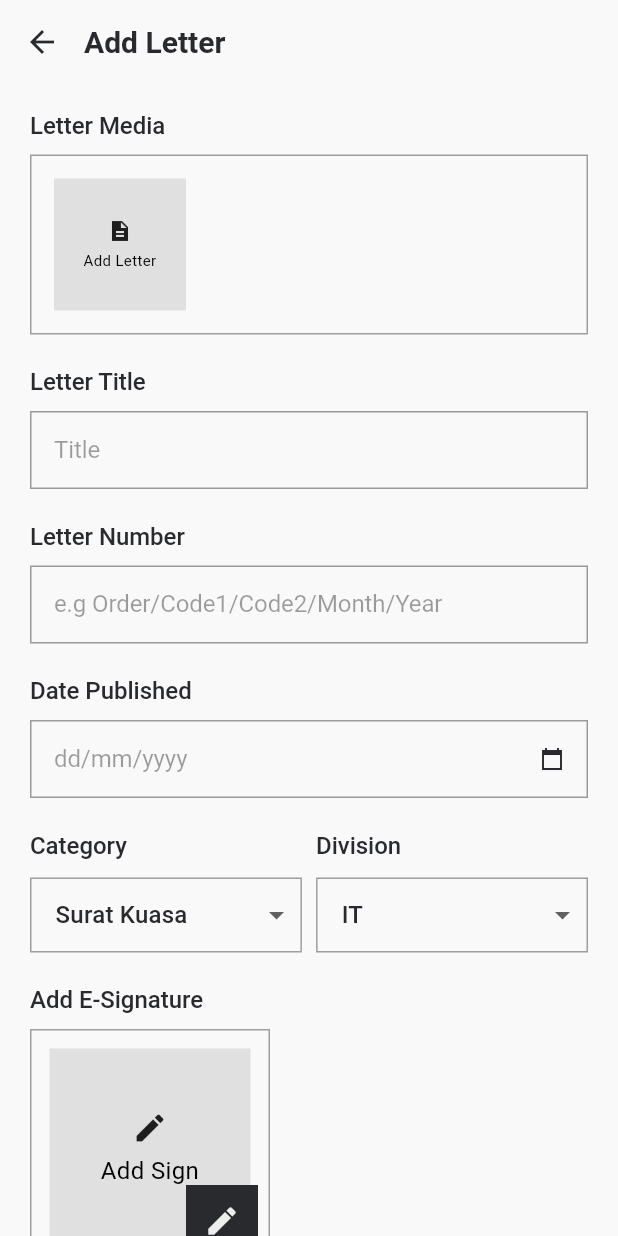
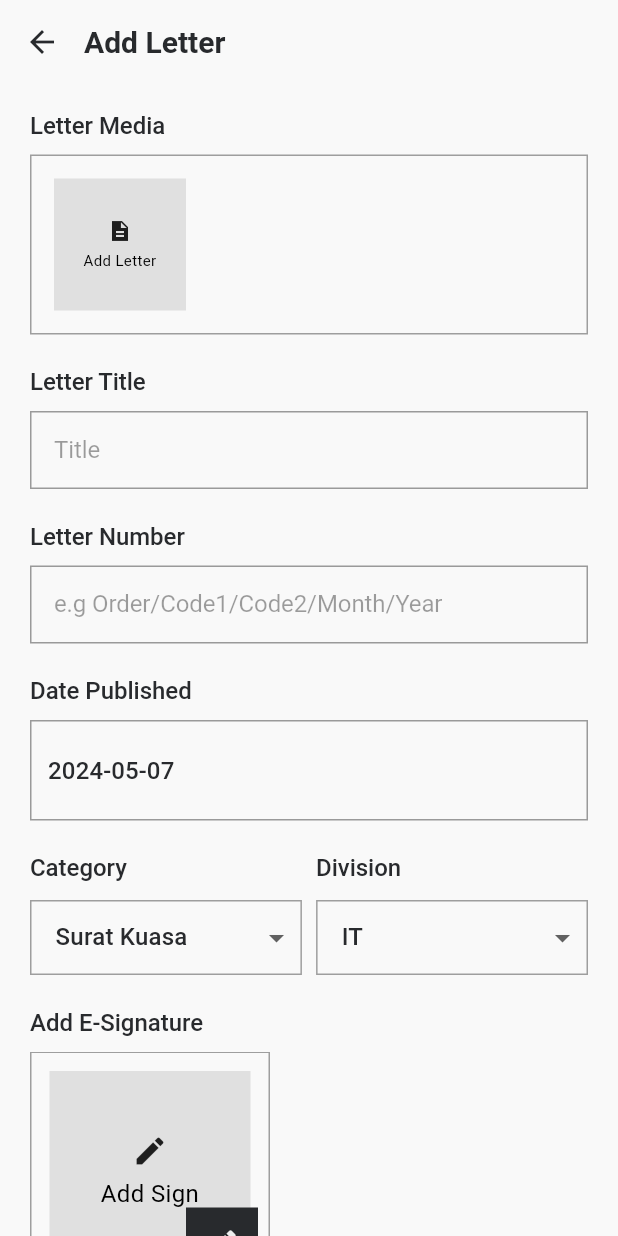
Before and after one commit to raymondtju/letterfly, a Flutter app: the AddLetterPage screen opened by its route, on a phone screen of 412 x 824 dp. Run offline on Flutter 3.47's test engine with Material 3 defaults, Android fonts, the phone set to English and light mode, and no system bars; our stand-ins replace camera, flutter_svg, lottie; missing offline and left inert: flutter_signature_pad; Roboto replaces fonts that are missing (SF); statements that could not run were skipped.

Commit message:
feat: calendar picker

```diff
--- a/lib/addletter.dart
+++ b/lib/addletter.dart
@@ -7,6 +7,7 @@ import 'package:Letterfly/provider/letterfly_provider.dart';
 import 'package:Letterfly/utils/styles.dart';
 import 'package:flutter/cupertino.dart';
 import 'package:flutter/material.dart';
+import 'package:flutter/painting.dart';
 import 'package:flutter/rendering.dart';
 import 'package:flutter/services.dart';
 import 'package:flutter/widgets.dart';
@@ -105,6 +106,20 @@ class AddLetterPageState extends State<AddLetterPage> {
   final signatureKey = GlobalKey<SignatureState>();
 
   AddLetterPageState({required this.imagePaths});
+
+  DateTime selectedDate = DateTime.now();
+  Future<void> _selectDate(BuildContext context) async {
+    final picked = await showDatePicker(
+      context: context,
+      initialDate: selectedDate,
+      firstDate: DateTime(2015, 8),
+      lastDate: DateTime(2101),
+    );
+    if (picked != null && picked != selectedDate)
+      setState(() {
+        selectedDate = picked;
+      });
+  }
 
   @override
   Widget build(BuildContext context) {
@@ -229,17 +244,50 @@ class AddLetterPageState extends State<AddLetterPage> {
                 style: DefaultStyles.labelStyle,
               ),
               const SizedBox(height: 8),
-              TextField(
-                controller: datepublishedController,
-                keyboardType: TextInputType.datetime,
-                decoration: DefaultStyles.inputDecoration.copyWith(
-                  hintText: 'dd/mm/yyyy',
-                  suffixIcon: const Icon(
-                    Icons.calendar_today_sharp,
-                    size: 16,
+              SizedBox(
+                width: double.infinity,
+                child: ElevatedButton(
+                  onPressed: () => _selectDate(context),
+                  style: ButtonStyle(
+                    alignment: Alignment.centerLeft,
+                    backgroundColor:
+                        MaterialStateProperty.all(Colors.transparent),
+                    shadowColor: MaterialStateProperty.all(Colors.black38),
+                    overlayColor: MaterialStateProperty.all(
+                      Colors.black.withOpacity(0.1),
+                    ), // Adjust opacity as needed
+                    elevation: MaterialStateProperty.all(0),
+                    padding: MaterialStateProperty.all(
+                      const EdgeInsets.fromLTRB(12, 22, 0, 22),
+                    ),
+                    shape: MaterialStateProperty.all(
+                      const RoundedRectangleBorder(
+                        borderRadius: BorderRadius.zero,
+                        side: BorderSide(color: Colors.black38, width: 1.0),
+                      ),
+                    ),
+                  ),
+                  child: Text(
+                    selectedDate != null
+                        ? "${selectedDate.toLocal()}".split(' ')[0]
+                        : "Select date",
+                    style: TextStyle(
+                      fontSize: 16,
+                    ),
                   ),
                 ),
               ),
+              // TextField(
+              //   controller: datepublishedController,
+              //   keyboardType: TextInputType.datetime,
+              //   decoration: DefaultStyles.inputDecoration.copyWith(
+              //     hintText: 'dd/mm/yyyy',
+              //     suffixIcon: const Icon(
+              //       Icons.calendar_today_sharp,
+              //       size: 16,
+              //     ),
+              //   ),
+              // ),
               const SizedBox(height: 20),
               Row(
                 mainAxisAlignment: MainAxisAlignment.spaceBetween,
```
